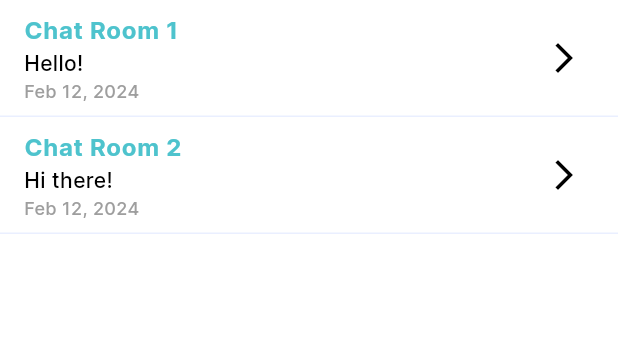
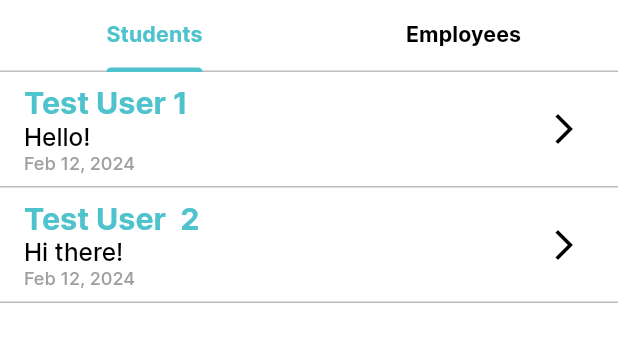
Before and after one commit to mahmoudmavia19/unibus, a Flutter app: the ChatCenterScreen screen opened by its route, on a phone screen of 412 x 824 dp, the part 84-446 px from its top. Run offline on Flutter 3.47's test engine with Material 3 defaults, Android fonts, the phone set to English and light mode, and no system bars; our stand-ins replace cached_network_image, connectivity_plus, flutter_rating_bar, flutter_svg, geocoding, get and 4 more; accounts and stored records are empty; project files that could hold a hidden picture were left out.

```diff
--- a/lib/core/utils/app_strings.dart
+++ b/lib/core/utils/app_strings.dart
@@ -58,12 +58,16 @@ class AppStrings {
   static const String currentLocation = 'Current Location';
   static const String tripContent = 'Trip Management';
   static const String rateDriverTitle = 'Rate';
-  static const String StudentsRequests = 'Students Requests';
+  static const String driversRateTitle = 'Drivers Rate';
+  static const String Requests = 'Requests';
   static const String status = 'Status';
   static const String accepted = 'Accepted';
   static const String rejected = 'Rejected';
   static const String chatCenter = 'Chat Center';
   static const String liveTrip = 'Live Trips';
+  static const String student = 'Students';
+  static const String employee = 'Employees';
+
 
 
 }
--- a/lib/main.dart
+++ b/lib/main.dart
@@ -23,11 +23,11 @@ class MyApp extends StatelessWidget {
         debugShowCheckedModeBanner: false,
         theme: theme,
         translations: AppLocalization(),
-        locale: Get.deviceLocale, //for setting localization strings
+        locale: Locale('en', 'US'), //for setting localization strings
         fallbackLocale: Locale('en', 'US'),
         title: 'UNIBUS',
         initialBinding: InitialBindings(),
-        initialRoute: AppRoutes.companyProfileScreen,
+        initialRoute: AppRoutes.initialRoute,
         getPages: AppRoutes.pages,
       );
     });
--- a/lib/presentation/comapny/chat_center/chat_center_screen.dart
+++ b/lib/presentation/comapny/chat_center/chat_center_screen.dart
@@ -4,8 +4,6 @@ import 'package:unibus/core/app_export.dart';
 import 'package:unibus/core/utils/app_strings.dart';
 import 'package:unibus/presentation/comapny/chat_center/controller/chat_center_controller.dart';
 import 'package:unibus/widgets/drawer/comapnyDrawer.dart';
-
-import 'chat_room_screen.dart';
 
 class ChatCenterScreen extends GetWidget<ChatCenterController> {
 
@@ -19,7 +17,25 @@ class ChatCenterScreen extends GetWidget<ChatCenterController> {
           Image.asset(ImageConstant.imgLogo,),
         ],
       ),
-      body: Column(
+      body:DefaultTabController(length: 2,
+          child:Column(
+            children: [
+              TabBar(tabs:[
+                Tab(text: AppStrings.student,),
+                Tab(text: AppStrings.employee,),
+              ]),
+              Expanded(
+                child: TabBarView(children:[
+                  _tab1(),
+                  _tab2(),
+                ]),
+              ),
+            ],
+          ))
+    );
+  }
+
+  _tab1()=>Column(
     children: [
       Expanded(
         child: ListView.builder(
@@ -50,7 +66,37 @@ class ChatCenterScreen extends GetWidget<ChatCenterController> {
         ),
       ),
     ],
+  );
+  _tab2()=>Column(
+    children: [
+      Expanded(
+        child: ListView.builder(
+          itemCount: controller.chats.length,
+          itemBuilder: (context, index) {
+            return Column(
+              children: [
+                ListTile(
+                  title: Text(controller.chats[index].title,style: TextStyle(fontWeight: FontWeight.bold,color: theme.primaryColor),),
+                  subtitle: Column(
+                    crossAxisAlignment: CrossAxisAlignment.start,
+                    mainAxisSize: MainAxisSize.min,
+                    children: [
+                      Text(controller.chats[index].lastMessage),
+                      Text(DateFormat.yMMMd().format(controller.chats[index].lastMessageTime), style: TextStyle(fontSize: 12,color: Colors.grey),),
+                    ],
                   ),
+                  trailing: Icon(Icons.arrow_forward_ios),
+                  onTap: () {
+                    // Navigate to the chat room when tapped
+                    Get.toNamed(AppRoutes.companyChatRoom,arguments: controller.chats[index]);
+                  },
+                ),
+                Divider()
+              ],
+            );
+          },
+        ),
+      ),
+    ],
   );
 }
-}
--- a/lib/presentation/comapny/chat_center/controller/chat_center_controller.dart
+++ b/lib/presentation/comapny/chat_center/controller/chat_center_controller.dart
@@ -18,8 +18,8 @@ class ChatCenterController extends GetxController {
     // In a real application, you would fetch chats from an API or database
     // For demonstration purposes, let's add some dummy data
     chats.assignAll([
-      ChatModel(title: 'Chat Room 1', lastMessage: 'Hello!', lastMessageTime: DateTime.now()),
-      ChatModel(title: 'Chat Room 2', lastMessage: 'Hi there!' , lastMessageTime: DateTime.now()),
+      ChatModel(title: 'Test User 1 ', lastMessage: 'Hello!', lastMessageTime: DateTime.now()),
+      ChatModel(title: 'Test User  2', lastMessage: 'Hi there!' , lastMessageTime: DateTime.now()),
       // Add more chat rooms if needed
     ]);
   }
--- a/lib/presentation/comapny/drivers_management/controller/drivers_controller.dart
+++ b/lib/presentation/comapny/drivers_management/controller/drivers_controller.dart
@@ -7,13 +7,13 @@ import '../../../../core/app_export.dart';
  import '../model/driver.dart';
 
 class DriverController extends GetxController {
-   Rx<FlowState> state = Rx<FlowState>(EmptyState(''));
+   Rx<FlowState> state = Rx<FlowState>(ContentState());
    final GlobalKey<FormState> addFormKey = GlobalKey<FormState>();
    final GlobalKey<FormState> editFormKey = GlobalKey<FormState>();
-  var drivers =[];/* <Driver>[
+  var drivers = <Driver>[
     Driver(name: 'Driver1', address: 'Address 1', phone: '0534567890', email: 'driver1@example.com', password: 'password1'),
     Driver(name: 'Driver2', address: 'Address 2', phone: '0576543210', email: 'driver2@example.com', password: 'password2'),
-  ].obs;*/
+  ].obs  ;
 
   void addDriver(Driver driver) {
     state.value = LoadingState(stateRendererType: StateRendererType.fullScreenLoadingState);
--- a/lib/presentation/comapny/drivers_management/drivers_screen.dart
+++ b/lib/presentation/comapny/drivers_management/drivers_screen.dart
@@ -49,10 +49,6 @@ class DriverManagementScreen extends StatelessWidget {
               trailing: Row(
                 mainAxisSize: MainAxisSize.min,
                 children: [
-                  IconButton(
-                    icon: Icon(Icons.rate_review),
-                    onPressed: () => _showRateDriver(context, index, driver),
-                  ),
                   IconButton(
                     icon: Icon(Icons.edit),
                     onPressed: () => _editDriver(context, index, driver),
--- a/lib/presentation/comapny/profile/profile_screen.dart
+++ b/lib/presentation/comapny/profile/profile_screen.dart
@@ -14,7 +14,7 @@ class CompanyProfile  extends StatelessWidget {
         appBar: AppBar(
           title: Text(AppStrings.companyProfile),
           actions: [
-            Image.asset(ImageConstant.imgLogo, width: 50.0,),
+            //Image.asset(ImageConstant.imgLogo, width: 50.0,),
           ],
         ),
         body: Center(
--- a/lib/presentation/splash_screen/controller/splash_controller.dart
+++ b/lib/presentation/splash_screen/controller/splash_controller.dart
@@ -13,7 +13,7 @@ class SplashController extends GetxController {
   @override
   void onInit() {
     Timer(Duration(seconds: 3), () {
-      Get.offAllNamed(AppRoutes.adminProfileScreen);
+      Get.offAllNamed(AppRoutes.switchScreen);
     });
     super.onInit();
   }
--- a/lib/routes/app_routes.dart
+++ b/lib/routes/app_routes.dart
@@ -3,11 +3,13 @@ import 'package:unibus/presentation/admin/admin_profile/binding/admin_profile_bi
 import 'package:unibus/presentation/admin/users_manage/users_manage_screen.dart';
 import 'package:unibus/presentation/comapny/drivers_management/binding/driver_binding.dart';
 import 'package:unibus/presentation/comapny/drivers_management/drivers_screen.dart';
+import 'package:unibus/presentation/comapny/drivers_rate/drivers_rate_screen.dart';
 import 'package:unibus/presentation/comapny/price_management/binding/price_binding.dart';
 import 'package:unibus/presentation/comapny/profile/binding/profile_binding.dart';
 import 'package:unibus/presentation/splash_screen/splash_screen.dart';
 import 'package:unibus/presentation/splash_screen/binding/splash_binding.dart';
 import 'package:get/get.dart';
+import 'package:unibus/presentation/switch_screen.dart';
 
 import '../presentation/admin/companies_management/companies_management_screen.dart';
  import '../presentation/comapny/chat_center/binding/chat_center_binding.dart';
@@ -28,6 +30,7 @@ class AppRoutes {
   static const String splashScreen = '/splash_screen';
 
   static const String initialRoute = '/initialRoute';
+  static const String switchScreen = '/SwitchScreen';
   static const String adminProfileScreen = '/admin/adminProfileScreen';
   static const String adminUsersManagementScreen = '/admin/adminUsersManagementScreen';
   static const String adminCompaniesManagementScreen = '/admin/adminCompaniesManagementScreen';
@@ -43,7 +46,7 @@ class AppRoutes {
   static const String companyChatCenter = '/company/companyChatCenter';
   static const String companyChatRoom = '/company/companyChatRoom';
   static const String companyLiveTrip = '/company/companyLiveTrip';
-
+  static const String companyDriversRatingScreen = '/company/companyDriversRatingScreen';
 
   static List<GetPage> pages = [
     GetPage(
@@ -122,6 +125,15 @@ class AppRoutes {
       name: companyLiveTrip,
       page: () => LiveTripScreen(),
       binding: LiveTripBinding(),
+    ),
+    GetPage(
+      name: switchScreen,
+      page: () => SwitchScreen(),
+    ),
+    GetPage(
+      name: companyDriversRatingScreen,
+      page: () => DriversRateScreen(),
+      binding: DriversBinding(),
     )
   ];
 }
--- a/lib/widgets/drawer/admin_drawer.dart
+++ b/lib/widgets/drawer/admin_drawer.dart
@@ -24,7 +24,7 @@ class AdminDrawer extends StatelessWidget {
                 Get.toNamed(AppRoutes.adminCompaniesManagementScreen);
               }),
               _tab(Icons.logout,AppStrings.logout,(){
-                //Get.toNamed(AppRoutes.adminCompaniesManagementScreen);
+               Get.offAndToNamed(AppRoutes.switchScreen);
               }),
             ]
         )
```
Also changed, not shown: lib/presentation/comapny/drivers_rate/drivers_rate_screen.dart (added, +94 -0 lines), lib/presentation/comapny/price_management/price_management_screen.dart (+7 -2 lines), lib/presentation/comapny/student_requests/student_requests_screen.dart (+73 -3 lines), lib/presentation/comapny/travels_management/add_trip_management.dart (+14 -12 lines), lib/presentation/comapny/travels_management/tervels_screen.dart (+9 -3 lines), lib/presentation/switch_screen.dart (added, +28 -0 lines), lib/theme/theme_helper.dart (+8 -1 lines), lib/widgets/drawer/comapnyDrawer.dart (+8 -4 lines), 1 other file. Lines whose indentation alone changed are shown as unchanged.
